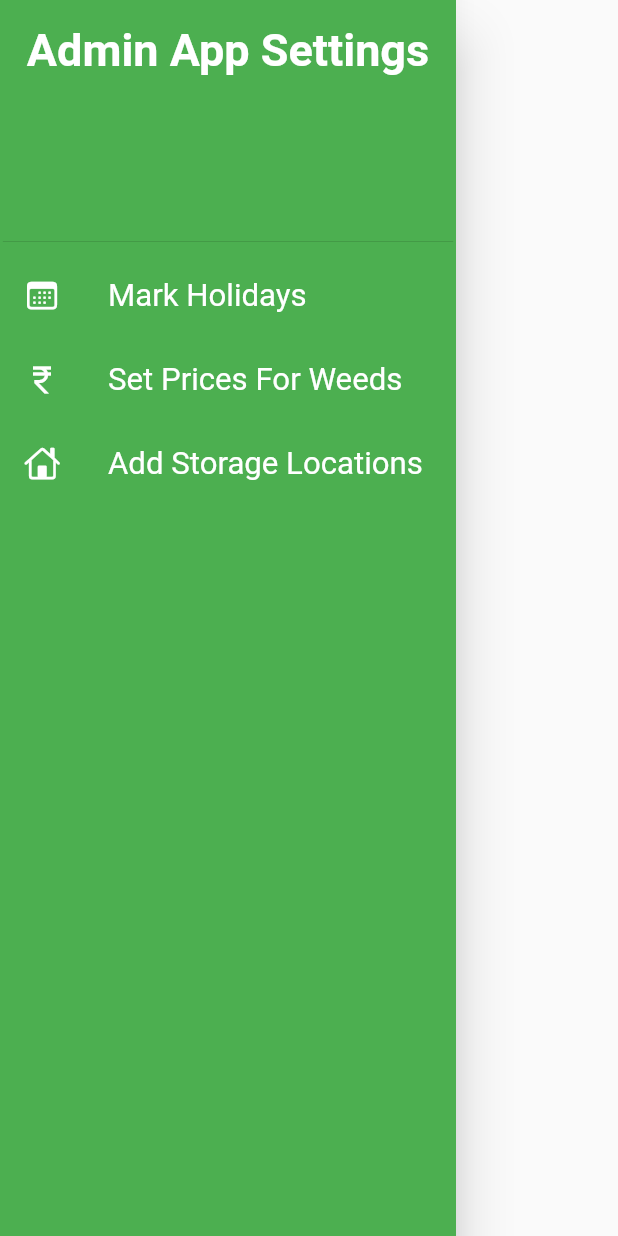
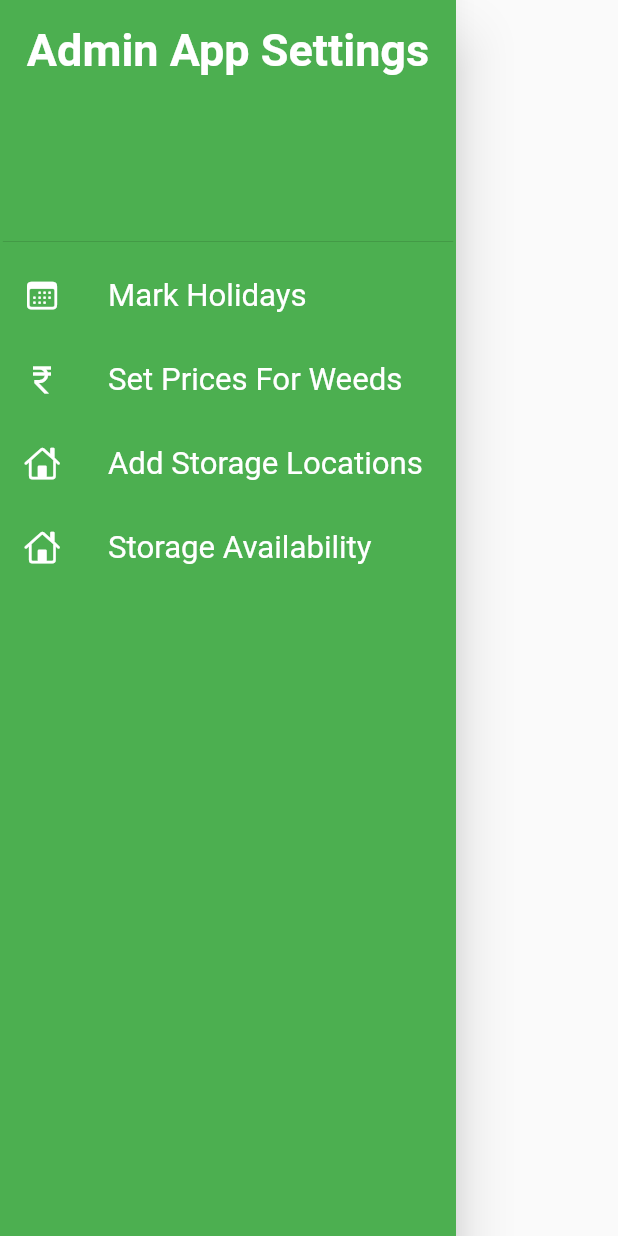
Before and after one commit to Anirudh-2003/Kumbhraj_Mandi_Admin, a Flutter app: the MyDrawer widget shown alone on an empty page, opened directly, on a phone screen of 412 x 824 dp. Run offline on Flutter 3.47's test engine with Material 2 defaults, Android fonts, the phone set to English and light mode, and no system bars; our stand-ins replace velocity_x.

Commit message:
Set-Up Storage Availability

```diff
--- a/lib/Utils/Route.dart
+++ b/lib/Utils/Route.dart
@@ -3,4 +3,5 @@ class MyRoutes {
   static String holidayRoute = "/holiday";
   static String priceRoute = "/price";
   static String storageRoute = "/storage";
+  static String availableRoute = "/available";
 }
--- a/lib/drawer.dart
+++ b/lib/drawer.dart
@@ -53,6 +53,17 @@ class MyDrawer extends StatelessWidget {
                 Navigator.pushNamed(context, MyRoutes.storageRoute);
               }
           ),
+          ListTile(
+              leading: Icon(CupertinoIcons.house, color: Colors.white),
+              title: Text(
+                "Storage Availability",
+                style: TextStyle(color: Colors.white),
+                textScaleFactor: 1.3,
+              ),
+              onTap: () {
+                Navigator.pushNamed(context, MyRoutes.availableRoute);
+              }
+          ),
         ]),
       ),
     );
--- a/lib/main.dart
+++ b/lib/main.dart
@@ -1,4 +1,5 @@
 import 'package:flutter/material.dart';
+import 'package:kumbhraj_mandi_admin/Secondary_Pages/Availability.dart';
 import 'package:kumbhraj_mandi_admin/Secondary_Pages/Holiday.dart';
 import 'package:kumbhraj_mandi_admin/Secondary_Pages/Price.dart';
 import 'package:kumbhraj_mandi_admin/Secondary_Pages/storage.dart';
@@ -23,6 +24,7 @@ class MyApp extends StatelessWidget {
         MyRoutes.holidayRoute: (context) => MyHoliday(),
         MyRoutes.priceRoute: (context) => MyPrice(),
         MyRoutes.storageRoute: (context) => MyStorage(),
+        MyRoutes.availableRoute: (context) => MyAvailable(),
       },
     );
   }
```
Also changed, not shown: lib/Secondary_Pages/Availability.dart (added, +69 -0 lines).
